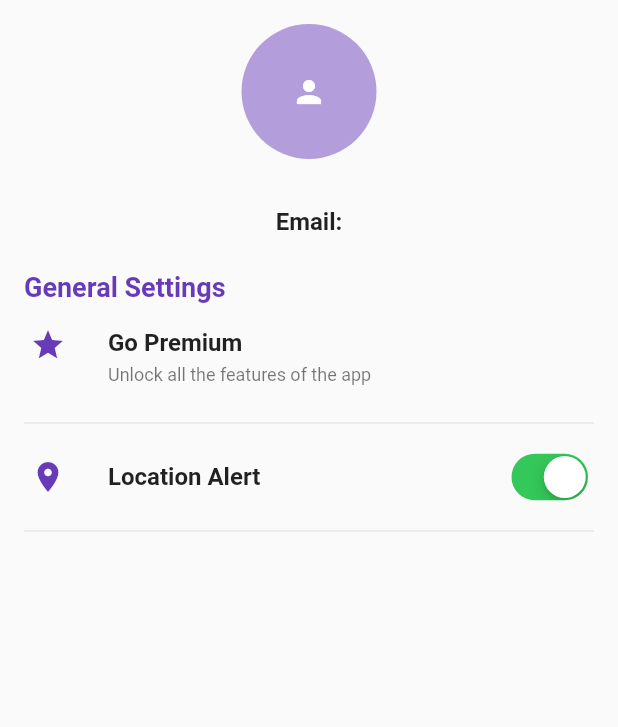
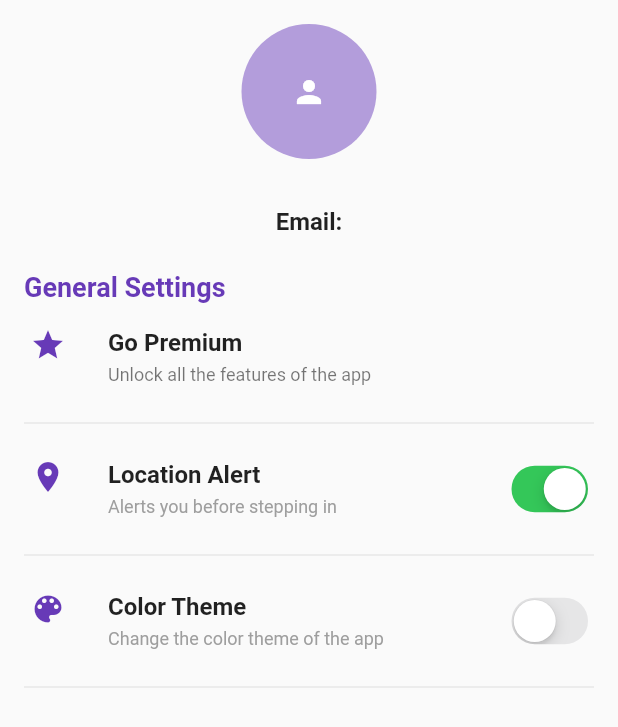
Before and after one commit to noeljabraham/QuitM8, a Flutter app: the Profile screen opened directly, after a tap on "Location Alert", on a phone screen of 412 x 824 dp. Shown: the top 727 px of the screen. Run offline on Flutter 3.47's test engine with Material 2 defaults, Android fonts, the phone set to English and light mode, and no system bars; our stand-ins replace cloud_firestore, date_time_picker, firebase_auth, firebase_core, flutter_local_notifications, geolocator and 2 more; accounts and stored records are empty.

Commit message:
after adding color theme

```diff
--- a/lib/pages/profile.dart
+++ b/lib/pages/profile.dart
@@ -3,6 +3,7 @@ import 'package:firebase_auth/firebase_auth.dart';
 import 'package:flutter/cupertino.dart';
 import 'package:cupertino_icons/cupertino_icons.dart';
 import 'package:shared_preferences/shared_preferences.dart';
+import 'package:flutter/services.dart';
 
 class Profile extends StatefulWidget {
   @override
@@ -12,27 +13,35 @@ class Profile extends StatefulWidget {
 class _ProfileState extends State<Profile> {
   final FirebaseAuth _auth = FirebaseAuth.instance;
   bool locationAlert = false;
+  bool colorTheme = false;
 
   @override
   void initState() {
     super.initState();
-    // Load the location alert state when the widget initializes
-    loadLocationAlertState();
+    // Load the saved settings when the widget initializes
+    loadSettings();
   }
 
-  Future<void> loadLocationAlertState() async {
+  Future<void> loadSettings() async {
     SharedPreferences prefs = await SharedPreferences.getInstance();
     bool? alertState = prefs.getBool('locationAlert');
+    bool? themeState = prefs.getBool('colorTheme');
     if (alertState != null) {
       setState(() {
         locationAlert = alertState;
       });
     }
+    if (themeState != null) {
+      setState(() {
+        colorTheme = themeState;
+      });
+    }
   }
 
-  Future<void> saveLocationAlertState(bool value) async {
+  Future<void> saveSettings() async {
     SharedPreferences prefs = await SharedPreferences.getInstance();
-    await prefs.setBool('locationAlert', value);
+    await prefs.setBool('locationAlert', locationAlert);
+    await prefs.setBool('colorTheme', colorTheme);
   }
 
   void toggleLocationAlert(bool value) {
@@ -40,8 +49,8 @@ class _ProfileState extends State<Profile> {
       locationAlert = value;
     });
 
-    // Save the state when the switch value changes
-    saveLocationAlertState(value);
+    // Save the settings when the switch value changes
+    saveSettings();
 
     // Handle enabling/disabling the location_alert code here
     if (value) {
@@ -52,6 +61,26 @@ class _ProfileState extends State<Profile> {
       // Deactivate the location_alert code
       // Add your code here for disabling the location_alert functionality
       print('Location Alert disabled');
+    }
+  }
+
+  void toggleColorTheme(bool value) {
+    setState(() {
+      colorTheme = value;
+    });
+
+    // Save the settings when the switch value changes
+    saveSettings();
+
+    // Handle enabling/disabling the color theme code here
+    if (value) {
+      // Activate the color theme code
+      // Add your code here for enabling the color theme functionality
+      print('Color Theme enabled');
+    } else {
+      // Deactivate the color theme code
+      // Add your code here for disabling the color theme functionality
+      print('Color Theme disabled');
     }
   }
 
@@ -141,12 +170,55 @@ class _ProfileState extends State<Profile> {
                 fontWeight: FontWeight.bold,
               ),
             ),
+            subtitle: Text(
+              'Alerts you before stepping in',
+              style: TextStyle(
+                fontSize: 12,
+                color: Colors.grey,
+              ),
+            ),
             trailing: CupertinoSwitch(
               value: locationAlert,
               onChanged: toggleLocationAlert,
             ),
             onTap: () {
               toggleLocationAlert(!locationAlert);
+            },
+          ),
+          Divider(
+            color: Colors.grey.withOpacity(0.2),
+            thickness: 1,
+            indent: 16,
+            endIndent: 16,
+          ),
+          ListTile(
+            leading: Container(
+              padding: EdgeInsets.only(left: 4),
+              child: Icon(
+                Icons.color_lens,
+                color: Colors.deepPurple,
+              ),
+            ),
+            title: Text(
+              'Color Theme',
+              style: TextStyle(
+                fontSize: 16,
+                fontWeight: FontWeight.bold,
+              ),
+            ),
+            subtitle: Text(
+              'Change the color theme of the app',
+              style: TextStyle(
+                fontSize: 12,
+                color: Colors.grey,
+              ),
+            ),
+            trailing: CupertinoSwitch(
+              value: colorTheme,
+              onChanged: toggleColorTheme,
+            ),
+            onTap: () {
+              toggleColorTheme(!colorTheme);
             },
           ),
           Divider(
```
